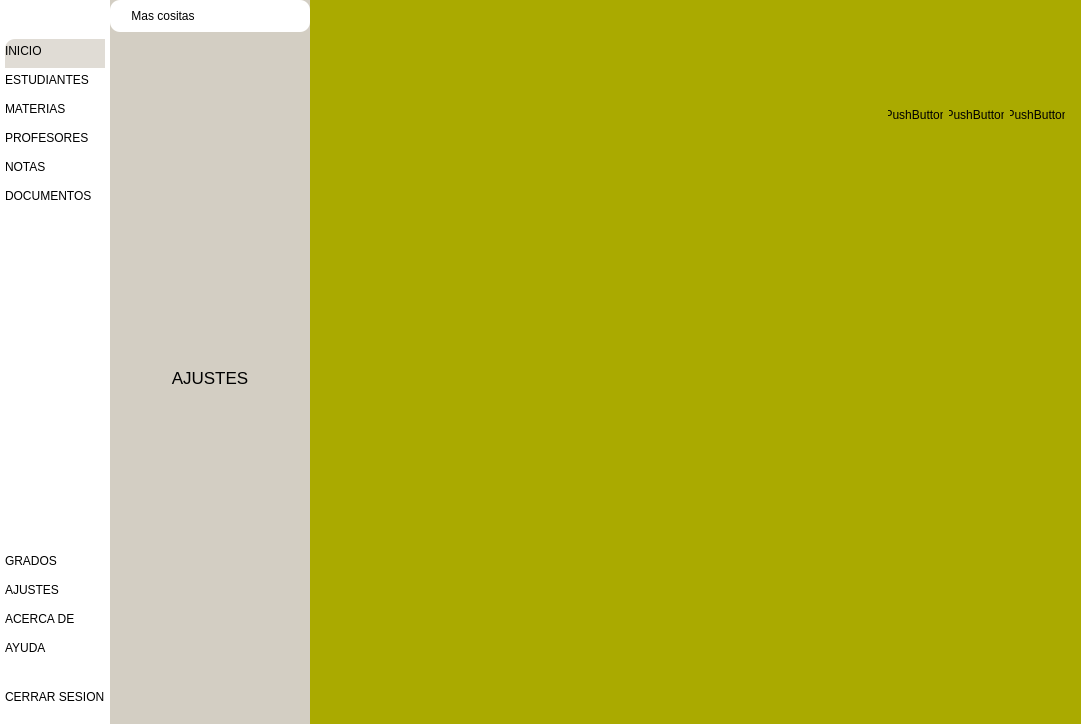
The window that interfaz.ui (YoelSims/AplicacionV2-AndresBello) describes before a commit, drawn with Qt 5.
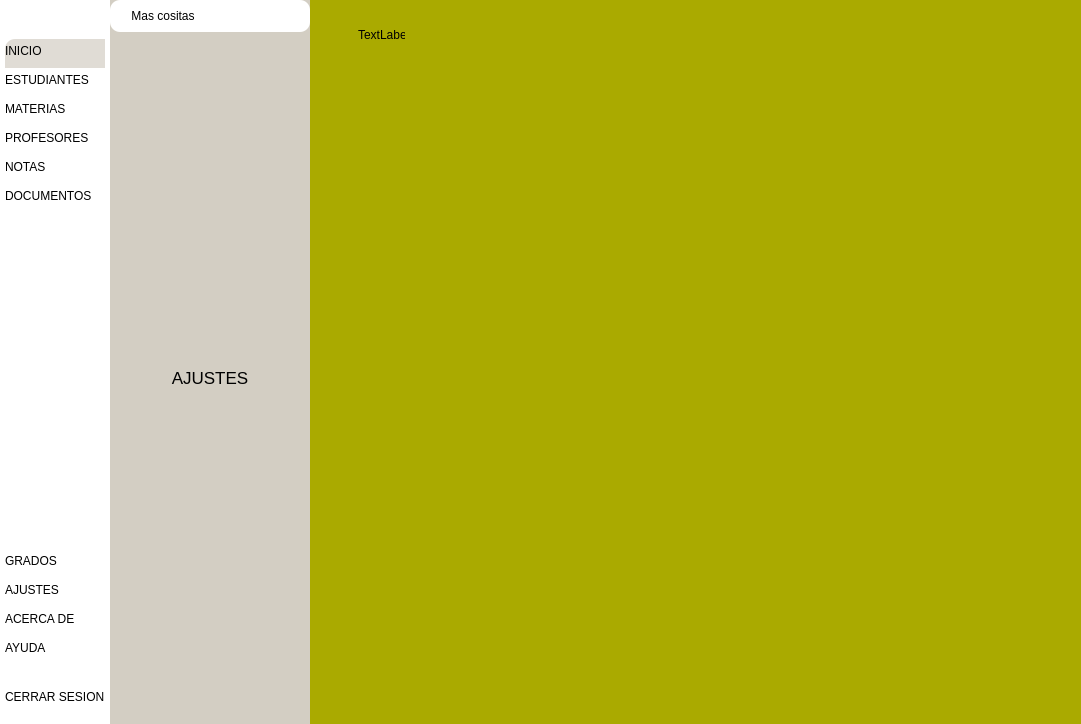
The same window after the commit. Icons and pictures are not drawn.

Commit message: -m Logo

```diff
--- a/interfaz.ui
+++ b/interfaz.ui
@@ -636,49 +636,80 @@
        <string notr="true">background-color: rgb(170, 170, 0);</string>
       </property>
       <layout class="QVBoxLayout" name="verticalLayout_12">
-       <item>
+       <item alignment="Qt::AlignTop">
         <widget class="QWidget" name="cabeceraContenedor" native="true">
+         <layout class="QHBoxLayout" name="horizontalLayout_4">
+          <item>
          <widget class="QFrame" name="frame_6">
-          <property name="geometry">
-           <rect>
-            <x>70</x>
-            <y>80</y>
-            <width>120</width>
-            <height>80</height>
-           </rect>
-          </property>
           <property name="frameShape">
            <enum>QFrame::StyledPanel</enum>
           </property>
           <property name="frameShadow">
            <enum>QFrame::Raised</enum>
           </property>
-         </widget>
+            <widget class="QLabel" name="label_5">
+             <property name="geometry">
+              <rect>
+               <x>30</x>
+               <y>10</y>
+               <width>47</width>
+               <height>13</height>
+              </rect>
+             </property>
+             <property name="text">
+              <string>TextLabel</string>
+             </property>
+            </widget>
+           </widget>
+          </item>
+          <item>
          <widget class="QFrame" name="frame_7">
-          <property name="geometry">
-           <rect>
-            <x>330</x>
-            <y>90</y>
-            <width>120</width>
-            <height>80</height>
-           </rect>
-          </property>
           <property name="frameShape">
            <enum>QFrame::StyledPanel</enum>
           </property>
           <property name="frameShadow">
            <enum>QFrame::Raised</enum>
           </property>
-         </widget>
+            <layout class="QHBoxLayout" name="horizontalLayout_5">
+             <item>
+              <widget class="QPushButton" name="pushButton_6">
+               <property name="text">
+                <string/>
+               </property>
+               <property name="icon">
+                <iconset resource="Iconos/iconosNegros.qrc">
+                 <normaloff>:/blackIcons/Black/more-horizontal.svg</normaloff>:/blackIcons/Black/more-horizontal.svg</iconset>
+               </property>
+               <property name="iconSize">
+                <size>
+                 <width>24</width>
+                 <height>24</height>
+                </size>
+               </property>
+              </widget>
+             </item>
+             <item>
+              <widget class="QPushButton" name="pushButton_7">
+               <property name="text">
+                <string/>
+               </property>
+               <property name="icon">
+                <iconset resource="Iconos/iconosNegros.qrc">
+                 <normaloff>:/blackIcons/Black/user.svg</normaloff>:/blackIcons/Black/user.svg</iconset>
+               </property>
+               <property name="iconSize">
+                <size>
+                 <width>24</width>
+                 <height>24</height>
+                </size>
+               </property>
+              </widget>
+             </item>
+            </layout>
+           </widget>
+          </item>
+          <item>
          <widget class="QFrame" name="frame_8">
-          <property name="geometry">
-           <rect>
-            <x>560</x>
-            <y>90</y>
-            <width>195</width>
-            <height>31</height>
-           </rect>
-          </property>
           <property name="frameShape">
            <enum>QFrame::StyledPanel</enum>
           </property>
@@ -689,26 +720,40 @@
            <item>
             <widget class="QPushButton" name="pushButton_3">
              <property name="text">
-              <string>PushButton</string>
+                <string/>
+               </property>
+               <property name="icon">
+                <iconset resource="Iconos/iconosNegros.qrc">
+                 <normaloff>:/blackIcons/Black/minus.svg</normaloff>:/blackIcons/Black/minus.svg</iconset>
              </property>
             </widget>
            </item>
            <item>
             <widget class="QPushButton" name="pushButton_4">
              <property name="text">
-              <string>PushButton</string>
+                <string/>
+               </property>
+               <property name="icon">
+                <iconset resource="Iconos/iconosNegros.qrc">
+                 <normaloff>:/blackIcons/Black/square.svg</normaloff>:/blackIcons/Black/square.svg</iconset>
              </property>
             </widget>
            </item>
            <item>
             <widget class="QPushButton" name="pushButton_5">
              <property name="text">
-              <string>PushButton</string>
-             </property>
+                <string/>
+               </property>
+               <property name="icon">
+                <iconset resource="Iconos/iconosNegros.qrc">
+                 <normaloff>:/blackIcons/Black/x.svg</normaloff>:/blackIcons/Black/x.svg</iconset>
+               </property>
             </widget>
            </item>
           </layout>
          </widget>
+          </item>
+         </layout>
         </widget>
        </item>
        <item>
```
Lines whose indentation alone changed are shown as unchanged.
